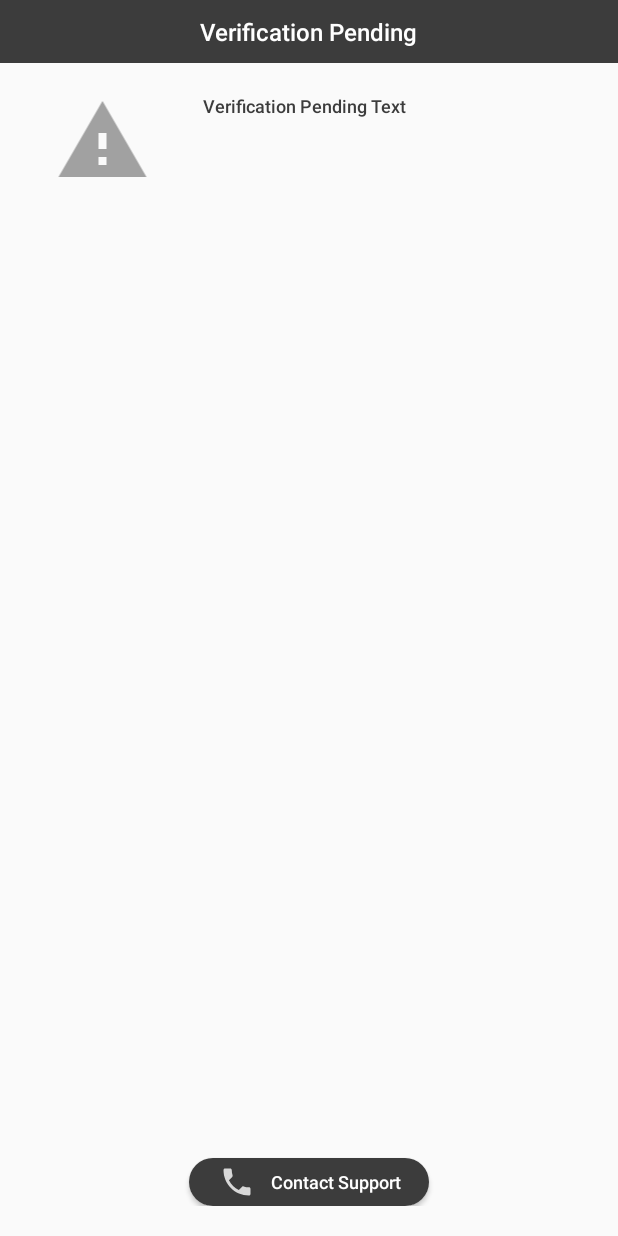
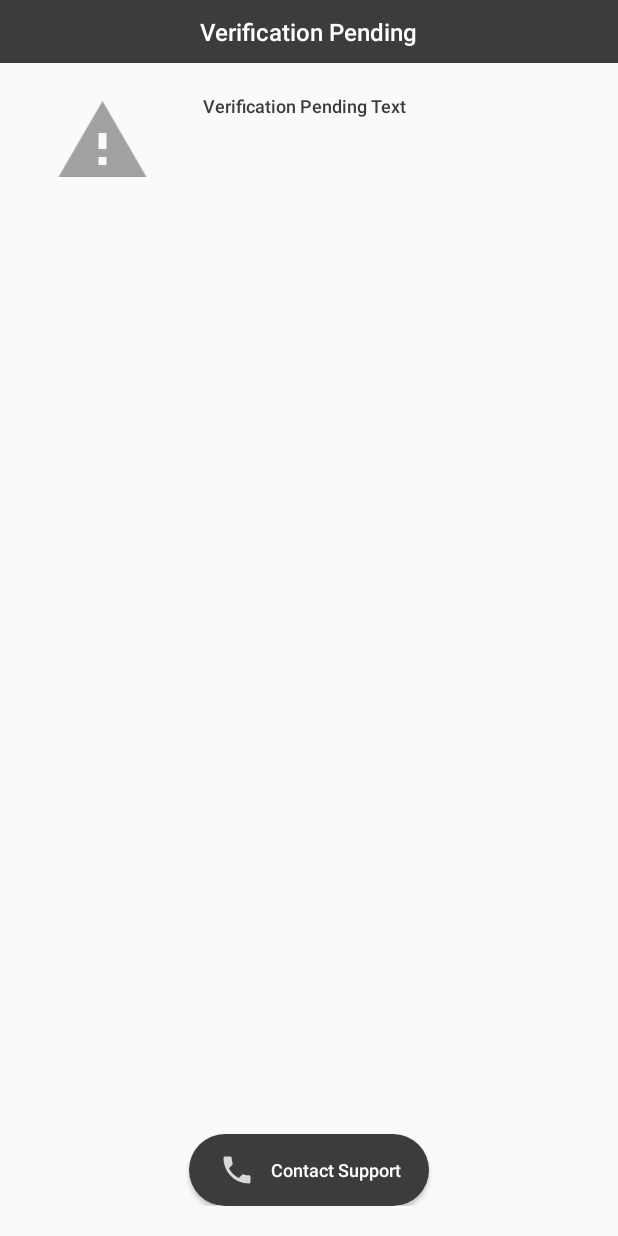
Before and after one commit to karnasv2911/Team-11, an Android app: the fragment DriverVerificationFragment shown on its own in the app's theme, on a phone screen of 412 x 824 dp. Run offline under Robolectric (Android 15) with nearby library versions, the phone set to English and light mode, and no system bars; 1 statement that could not run was skipped.

Commit message:
add fixes to contactsupport

```diff
--- a/app/src/main/java/com/kickstart/woc/wocdriverapp/ui/activities/DriverHomeActivity.java
+++ b/app/src/main/java/com/kickstart/woc/wocdriverapp/ui/activities/DriverHomeActivity.java
@@ -72,12 +72,12 @@ public class DriverHomeActivity extends AppCompatActivity
     private FusedLocationProviderClient mFusedLocationClient;
     private UserClient userClient = new UserClient();
     private FragmentUtils fragmentUtils = new FragmentUtils();
+    private MapInputContainerEnum mapInputContainerEnum = MapInputContainerEnum.Unknown;
     private Location mUserLocation;
 
     private int mMapLayoutState = 0;
     private boolean mLocationPermissionGranted = false;
     private boolean isLocationServicesOn = false;
-    private MapInputContainerEnum mapInputContainerEnum = MapInputContainerEnum.Unknown;
 
     @Override
     protected void onCreate(Bundle savedInstanceState) {
--- a/app/src/main/java/com/kickstart/woc/wocdriverapp/utils/WocConstants.java
+++ b/app/src/main/java/com/kickstart/woc/wocdriverapp/utils/WocConstants.java
@@ -9,5 +9,5 @@ public class WocConstants {
     public static final int MAP_LAYOUT_STATE_CONTRACTED = 0;
     public static final int MAP_LAYOUT_STATE_EXPANDED = 1;
     public static final int REQUEST_CALL = 1;
-    public static final String CONTACT_SUPPORT = "6505551212";
+    public static final String CONTACT_SUPPORT = "1234567890";
 }
--- a/app/src/main/res/layout/layout_contact_support.xml
+++ b/app/src/main/res/layout/layout_contact_support.xml
@@ -8,7 +8,7 @@
     <Button
         android:id="@+id/btnContactSupport"
         android:layout_width="@dimen/button_small_width"
-        android:layout_height="@dimen/button_small_height"
+        android:layout_height="@dimen/button_height"
         android:layout_alignParentBottom="true"
         android:layout_centerHorizontal="true"
         android:background="@drawable/rounded_button_grey"
```
